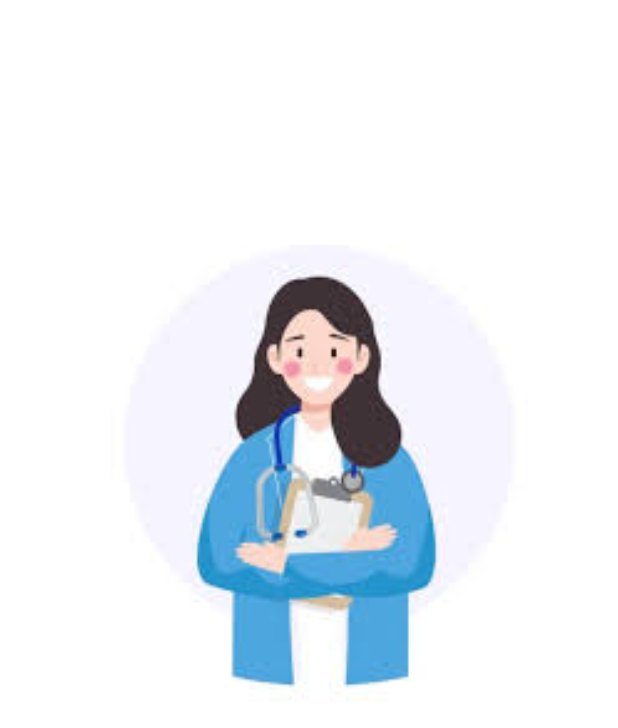
After one commit to sanjuafre123/adv_flutter_ch1, a Flutter app: the screen it shows after launch, on a phone screen of 412 x 824 dp. The commit adds this screen. Shown: the top 728 px of the screen. Run offline on Flutter 3.47's test engine with Material 3 defaults, Android fonts, the phone set to English and light mode, and no system bars.

Commit message:
12/07/2024

```diff
--- /dev/null
+++ b/lib/Screen/Lec-1.5.2/provider/welcomeProvider.dart
@@ -0,0 +1,6 @@
+import 'package:flutter/material.dart';
+
+class IntroProvider extends ChangeNotifier{
+
+
+}
--- /dev/null
+++ b/lib/Screen/Lec-1.5.2/view/welcome.dart
@@ -0,0 +1,31 @@
+import 'package:flutter/material.dart';
+
+class WelcomeScreen extends StatelessWidget {
+  const WelcomeScreen({super.key});
+
+  @override
+  Widget build(BuildContext context) {
+    var height = MediaQuery.of(context).size.height;
+    var width = MediaQuery.of(context).size.width;
+    return SafeArea(
+      child: Scaffold(
+        backgroundColor: Colors.white,
+        body: SizedBox(
+          width: double.infinity,
+          child: Column(
+            children: [
+              SizedBox(
+                height: height*0.15,
+              ),
+              SizedBox(
+                height: height*0.45,
+                width: width*0.75,
+                child: Image.asset('assets/1.jpeg',fit: BoxFit.cover,),
+              ),
+            ],
+          ),
+        ),
+      ),
+    );
+  }
+}
--- a/lib/main.dart
+++ b/lib/main.dart
@@ -4,6 +4,8 @@ import 'Screen/Lec-1 .5/Provider/homeProvider.dart';
 import 'Screen/Lec-1 .5/view/HomePage.dart';
 import 'Screen/Lec-1.4/provide/theme_change_provider.dart';
 import 'Screen/Lec-1.4/view/change_theme.dart';
+import 'Screen/Lec-1.5.2/provider/welcomeProvider.dart';
+import 'Screen/Lec-1.5.2/view/welcome.dart';
 
 void main() {
   runApp(const MyApp());
@@ -15,12 +17,25 @@ class MyApp extends StatelessWidget {
   @override
   Widget build(BuildContext context) {
     return ChangeNotifierProvider(
-      create: (context) => QuoteProvider(),
-      builder: (context, child) => MaterialApp(
+      create: (context) => IntroProvider(),
+      builder: (context, child) => const MaterialApp(
         debugShowCheckedModeBanner: false,
-        home: Homepage(),
+        home: WelcomeScreen(),
       ),
     );
+
+
+
+    // return ChangeNotifierProvider(
+    //   create: (context) => QuoteProvider(),
+    //   builder: (context, child) => const MaterialApp(
+    //     debugShowCheckedModeBanner: false,
+    //     home: Homepage(),
+    //   ),
+    // );
+
+
+
     // return ChangeNotifierProvider(
     //   create: (context) => ThemeChangeProvider(),
     //   builder: (context, child) => MaterialApp(
--- a/pubspec.yaml
+++ b/pubspec.yaml
@@ -36,6 +36,7 @@ dependencies:
   # Use with the CupertinoIcons class for iOS style icons.
   cupertino_icons: ^1.0.6
   provider: ^6.1.2
+  shared_preferences: ^2.2.3
 
 dev_dependencies:
   flutter_test:
@@ -63,6 +64,8 @@ flutter:
   # assets:
   #   - images/a_dot_burr.jpeg
   #   - images/a_dot_ham.jpeg
+  assets:
+    - assets/
 
   # An image asset can refer to one or more resolution-specific "variants", see
   # https://flutter.dev/assets-and-images/#resolution-aware
```
Also changed, not shown: assets/1.jpeg (added), lib/Screen/Lec-1.5.2/Model/WelcomeModel.dart (added), pubspec.lock, 1 other file.
